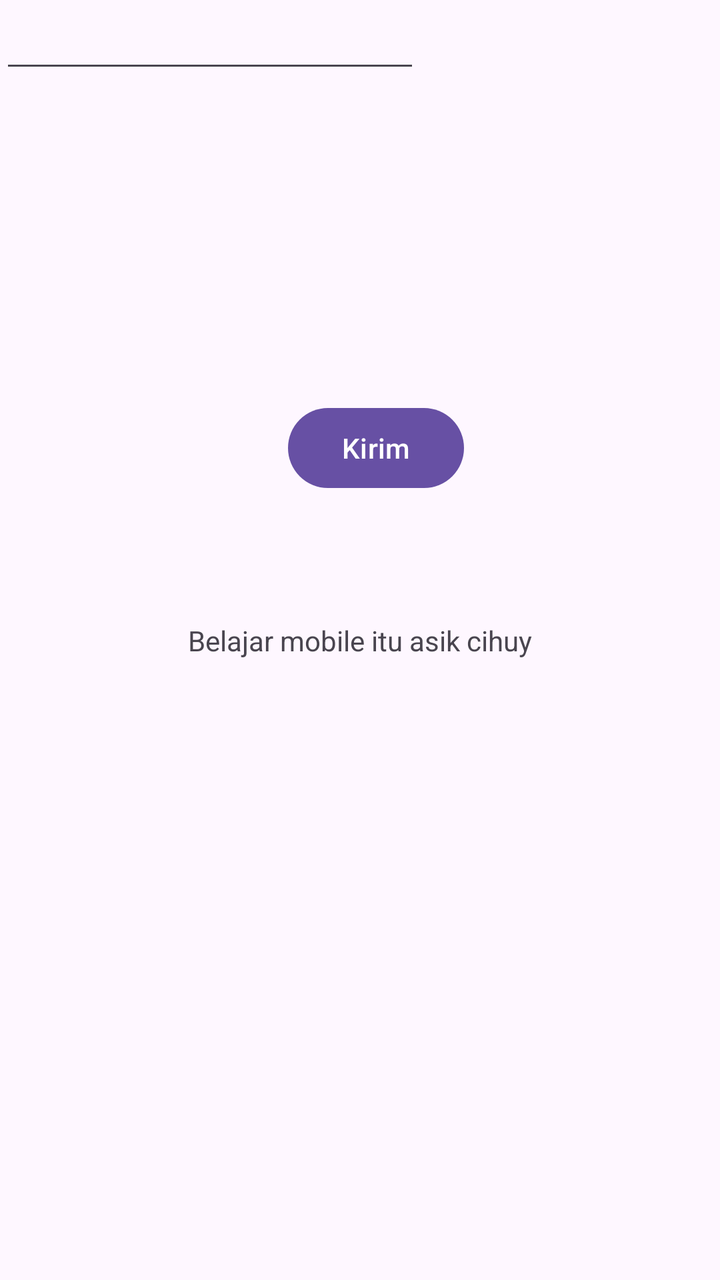
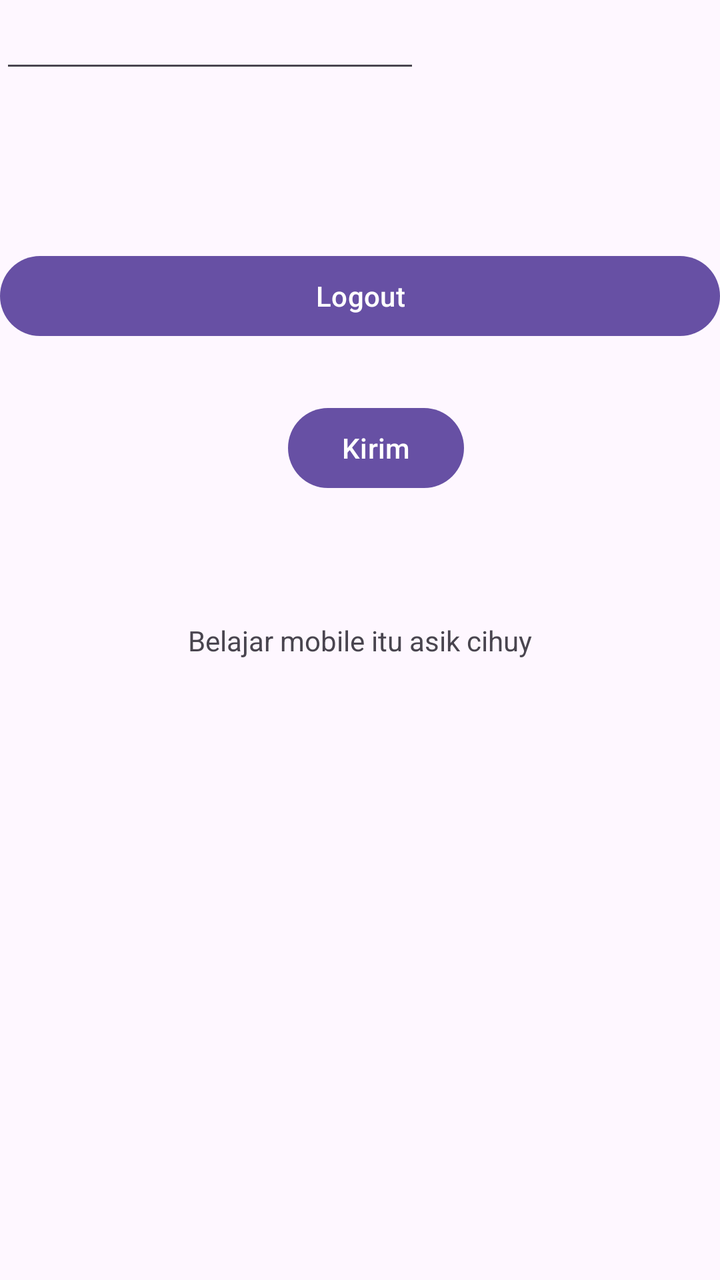

An Android layout rendered at two revisions. The XML below is the earlier revision; the diff shows what the commit changed to produce the second picture.
<!-- AndroidManifest.xml: application theme Theme.Random -->
<!-- res/layout/activity_main.xml -->
<?xml version="1.0" encoding="utf-8"?>
<androidx.constraintlayout.widget.ConstraintLayout xmlns:android="http://schemas.android.com/apk/res/android"
    xmlns:app="http://schemas.android.com/apk/res-auto"
    xmlns:tools="http://schemas.android.com/tools"
    android:id="@+id/main"
    android:layout_width="match_parent"
    android:layout_height="match_parent"
    tools:context=".MainActivity">

    <TextView
        android:layout_width="wrap_content"
        android:layout_height="wrap_content"
        android:text="Belajar mobile itu asik cihuy"
        app:layout_constraintBottom_toBottomOf="parent"
        app:layout_constraintEnd_toEndOf="parent"
        app:layout_constraintStart_toStartOf="parent"
        app:layout_constraintTop_toTopOf="parent" />

    <Button
        android:id="@+id/button1"
        android:layout_width="wrap_content"
        android:layout_height="wrap_content"
        android:layout_marginTop="200dp"
        android:text="Kirim"
        app:layout_constraintEnd_toEndOf="parent"
        app:layout_constraintHorizontal_bias="0.529"
        app:layout_constraintStart_toStartOf="parent"
        app:layout_constraintTop_toTopOf="parent" />

    <EditText
        android:id="@+id/editTextPhone"
        android:layout_width="wrap_content"
        android:layout_height="wrap_content"
        android:ems="10"
        android:inputType="phone"
        tools:layout_editor_absoluteX="106dp"
        tools:layout_editor_absoluteY="268dp" />

</androidx.constraintlayout.widget.ConstraintLayout>
<!-- resources referenced by this layout -->
<resources>
  <style name="Theme.Random" parent="Base.Theme.Random" />
  <style name="Base.Theme.Random" parent="Theme.Material3.DayNight.NoActionBar">
          
          
      </style>
</resources>

<!-- the commit's change to res/layout/activity_main.xml (unified diff, before → after) -->
@@ -27,6 +27,17 @@
         app:layout_constraintStart_toStartOf="parent"
         app:layout_constraintTop_toTopOf="parent" />
 
+    <Button
+        android:id="@+id/btnLogout"
+        android:layout_width="match_parent"
+        android:layout_height="wrap_content"
+        android:layout_marginTop="124dp"
+        android:text="Logout"
+        app:layout_constraintEnd_toEndOf="parent"
+        app:layout_constraintHorizontal_bias="0.0"
+        app:layout_constraintStart_toStartOf="parent"
+        app:layout_constraintTop_toTopOf="parent" />
+
     <EditText
         android:id="@+id/editTextPhone"
         android:layout_width="wrap_content"
